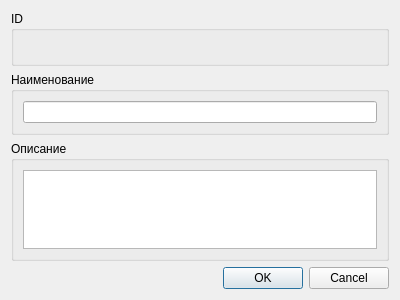
First picture: the form in newproductdialog.ui, repository Artemvv88/storageSystemProject, before the edit.
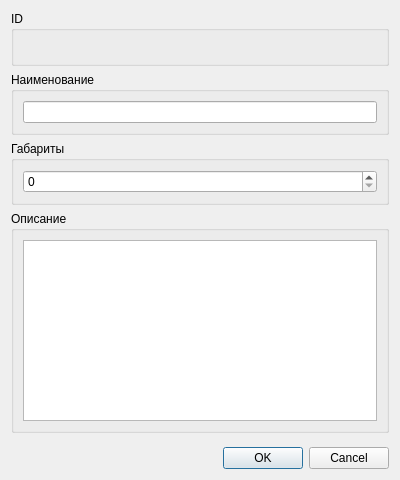
Second picture: the form after the edit.

Diff of the .ui file:
```diff
--- a/newproductdialog.ui
+++ b/newproductdialog.ui
@@ -7,7 +7,7 @@
     <x>0</x>
     <y>0</y>
     <width>400</width>
-    <height>300</height>
+    <height>480</height>
    </rect>
   </property>
   <property name="windowTitle">
@@ -42,6 +42,22 @@
      </layout>
     </widget>
    </item>
+   <item>
+    <widget class="QGroupBox" name="groupBox_4">
+     <property name="title">
+      <string>Габариты</string>
+     </property>
+     <layout class="QHBoxLayout" name="horizontalLayout">
+      <item>
+       <widget class="QSpinBox" name="sizeSpinner">
+        <property name="maximum">
+         <number>10000</number>
+        </property>
+       </widget>
+      </item>
+     </layout>
+    </widget>
+   </item>
    <item>
     <widget class="QGroupBox" name="groupBox_2">
      <property name="title">
```
